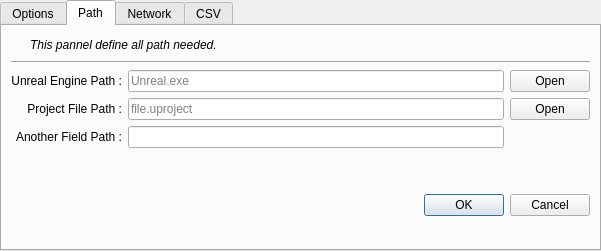
Qt form BatchLightUE4/Views/WindowsSetupView.ui (shenyu0403/BatchBuildLightUE4) before a commit.
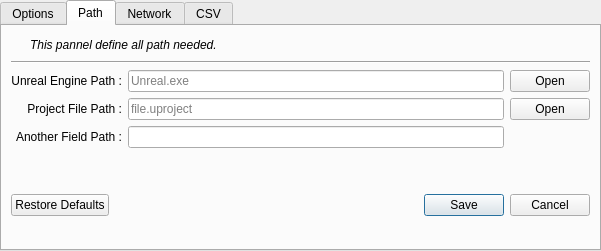
The same form after that commit. The open tabs and pages were chosen to show the change. Icons and pictures are not drawn.

Commit message: Update the tab view, change field with a name a bit more clear

Patch:
```diff
--- a/BatchLightUE4/Views/WindowsSetupView.ui
+++ b/BatchLightUE4/Views/WindowsSetupView.ui
@@ -242,7 +242,7 @@
     <item row="3" column="0">
      <widget class="QDialogButtonBox" name="buttonBox">
       <property name="standardButtons">
-       <set>QDialogButtonBox::Cancel|QDialogButtonBox::Ok</set>
+       <set>QDialogButtonBox::Cancel|QDialogButtonBox::RestoreDefaults|QDialogButtonBox::Save</set>
       </property>
      </widget>
     </item>
```
Left out of the diff: 16 changed lines with no effect on the pictures. The commit also changes 1 other file.
